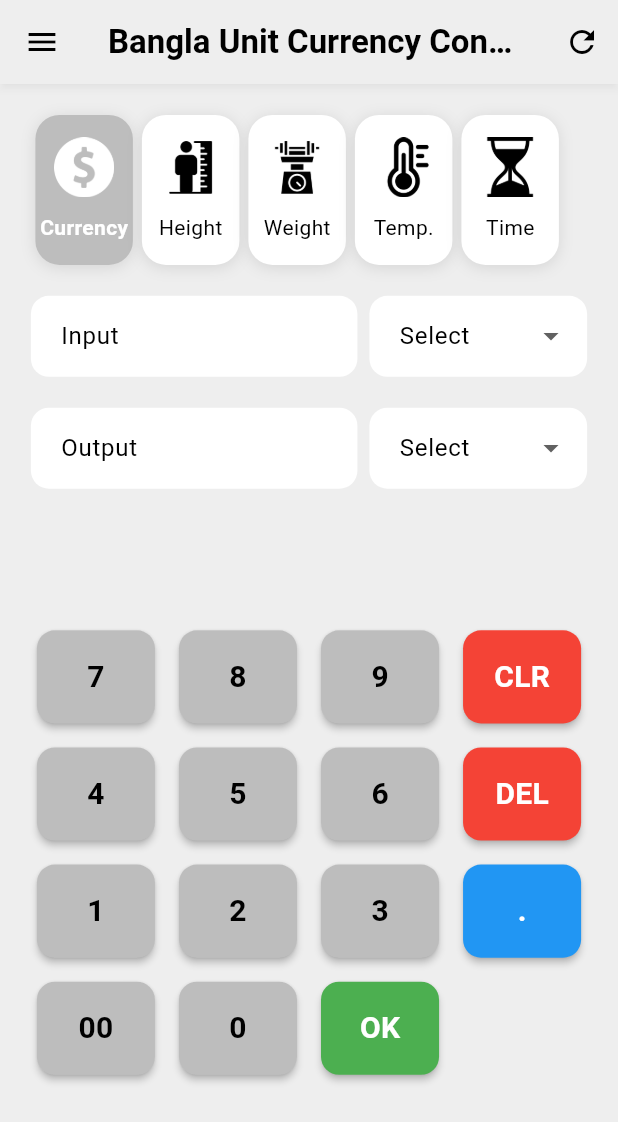
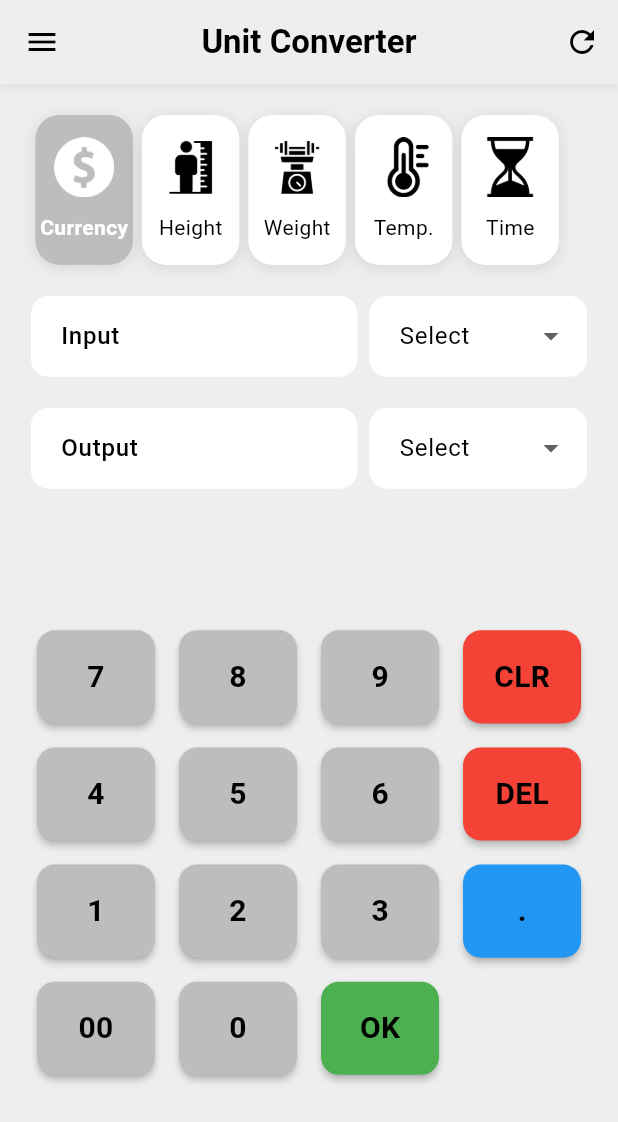
Before and after one commit to Nyctophilia58/bangla_unit_currency_converter, a Flutter app: the screen it shows after launch, on a phone screen of 412 x 824 dp. Shown: the top 1122 px of the screen. Run offline on Flutter 3.47's test engine with Material 3 defaults, Android fonts, the phone set to English and light mode, and no system bars; our stand-ins replace google_mobile_ads, in_app_purchase, in_app_review, shared_preferences; network calls fail.

Commit message:
Changed unit conversion and fixed language conversion in buttons

```diff
--- a/lib/models/button_values.dart
+++ b/lib/models/button_values.dart
@@ -1,36 +1,84 @@
 class Button {
-  static const String del = "DEL";
-  static const String clear = "CLR";
-  static const String ok = "OK";
-  static const String zeroZero = "00";
-  static const String dot = ".";
+  // English Labels
+  static const String delEn = "DEL";
+  static const String clearEn = "CLR";
+  static const String okEn = "OK";
+  static const String zeroZeroEn = "00";
+  static const String dotEn = ".";
 
-  static const String one = "1";
-  static const String two = "2";
-  static const String three = "3";
-  static const String four = "4";
-  static const String five = "5";
-  static const String six = "6";
-  static const String seven = "7";
-  static const String eight = "8";
-  static const String nine = "9";
-  static const String zero = "0";
+  static const String oneEn = "1";
+  static const String twoEn = "2";
+  static const String threeEn = "3";
+  static const String fourEn = "4";
+  static const String fiveEn = "5";
+  static const String sixEn = "6";
+  static const String sevenEn = "7";
+  static const String eightEn = "8";
+  static const String nineEn = "9";
+  static const String zeroEn = "0";
 
-  static const List<String> buttonValues = [
-    seven,
-    eight,
-    nine,
-    clear,
-    four,
-    five,
-    six,
-    del,
-    one,
-    two,
-    three,
-    dot,
-    zeroZero,
-    zero,
-    ok,
+  // Bangla Labels
+  static const String delBn = "DEL";
+  static const String clearBn = "CLR";
+  static const String okBn = "OK";
+  static const String zeroZeroBn = "০০";
+  static const String dotBn = ".";
+
+  static const String oneBn = "১";
+  static const String twoBn = "২";
+  static const String threeBn = "৩";
+  static const String fourBn = "৪";
+  static const String fiveBn = "৫";
+  static const String sixBn = "৬";
+  static const String sevenBn = "৭";
+  static const String eightBn = "৮";
+  static const String nineBn = "৯";
+  static const String zeroBn = "০";
+
+  // Unified language-aware getters
+  static String del(String lang) => lang == 'bn' ? delBn : delEn;
+  static String clear(String lang) => lang == 'bn' ? clearBn : clearEn;
+  static String ok(String lang) => lang == 'bn' ? okBn : okEn;
+  static String dot(String lang) => lang == 'bn' ? dotBn : dotEn;
+  static String zeroZero(String lang) => lang == 'bn' ? zeroZeroBn : zeroZeroEn;
+
+  // button count
+  static const int buttonCount = 15;
+
+  static const Map<String, String> enToBnDigits = {
+    '0': '০', '1': '১', '2': '২', '3': '৩', '4': '৪',
+    '5': '৫', '6': '৬', '7': '৭', '8': '৮', '9': '৯', '.': '.'
+  };
+
+  static const Map<String, String> bnToEnDigits = {
+    '০': '0', '১': '1', '২': '2', '৩': '3', '৪': '4',
+    '৫': '5', '৬': '6', '৭': '7', '৮': '8', '৯': '9', '.': '.'
+  };
+
+  String convertDigits(String text, bool toBangla) {
+    final map = toBangla ? enToBnDigits : bnToEnDigits;
+    return text.split('').map((ch) => map[ch] ?? ch).join();
+  }
+
+  // English Button Layout
+  static const List<String> buttonValuesEnglish = [
+    sevenEn, eightEn, nineEn, clearEn,
+    fourEn, fiveEn, sixEn, delEn,
+    oneEn, twoEn, threeEn, dotEn,
+    zeroZeroEn, zeroEn, okEn,
   ];
+
+  // Bangla Button Layout
+  static const List<String> buttonValuesBangla = [
+    sevenBn, eightBn, nineBn, clearBn,
+    fourBn, fiveBn, sixBn, delBn,
+    oneBn, twoBn, threeBn, dotBn,
+    zeroZeroBn, zeroBn, okBn,
+  ];
+
+  static List<String> getButtonValues(String languageCode) {
+    return languageCode == 'bn'
+        ? buttonValuesBangla
+        : buttonValuesEnglish;
+  }
 }
--- a/lib/screens/converter.dart
+++ b/lib/screens/converter.dart
@@ -30,15 +30,33 @@ class _ConverterPageState extends State<ConverterPage> {
   final TextEditingController _inputController = TextEditingController();
   final ScrollController _inputScrollController = ScrollController();
 
+
   @override
   void initState() {
     super.initState();
     _inputController.text = "";
     inputValue = '';
     outputValue = '';
+
     _iapService.initialize();
     _iapService.isProNotifier.addListener(_updateAdVisibility);
     _loadAd();
+
+    WidgetsBinding.instance.addPostFrameCallback((_) {
+      final languageProvider = Provider.of<LanguageProvider>(context, listen: false);
+      languageProvider.addListener(_onLanguageChanged);
+    });
+  }
+
+  void _onLanguageChanged() {
+    final languageProvider = Provider.of<LanguageProvider>(context, listen: false);
+    final isBangla = !languageProvider.isEnglish;
+    setState(() {
+      _inputController.text = isBangla
+          ? Button().convertDigits(inputValue, true)
+          : inputValue;
+      outputValue = outputValue;
+    });
   }
 
   void _loadAd() {
@@ -110,12 +128,16 @@ class _ConverterPageState extends State<ConverterPage> {
     }
 
     setState(() {
-      outputValue = result != null ? result.toStringAsFixed(2) : 'Invalid';
+      final resultText = result != null ? result.toStringAsFixed(2) : 'Invalid';
+      outputValue = resultText;
     });
   }
 
   @override
   void dispose() {
+    final languageProvider = Provider.of<LanguageProvider>(context, listen: false);
+    languageProvider.removeListener(_onLanguageChanged);
+
     _inputController.dispose();
     _bannerAd?.dispose();
     _iapService.isProNotifier.removeListener(_updateAdVisibility);
@@ -137,13 +159,21 @@ class _ConverterPageState extends State<ConverterPage> {
         ? optionLabelsEnglish[dropdownProvider.selectedIndex]!
         : optionLabelsBangla[dropdownProvider.selectedIndex]!;
 
-    return Scaffold(
+    final bottomInset = MediaQuery.of(context).padding.bottom;
+    final isGestureNav = bottomInset > 0;
+
+
+    return GestureDetector(
+      onTap: () {
+        FocusScope.of(context).unfocus();
+      },
+      child: Scaffold(
         backgroundColor: Theme.of(context).colorScheme.background,
         appBar: AppBar(
           title: Text(
             languageProvider.isEnglish
-              ? 'Bangla Unit Currency Converter'
-              : 'বাংলা একক মুদ্রা রূপান্তরকারী',
+                ? 'Unit Converter'
+                : 'ইউনিট কনভার্টার',
             style: Theme.of(context).textTheme.titleLarge?.copyWith(
               fontWeight: FontWeight.bold,
             ),
@@ -250,8 +280,20 @@ class _ConverterPageState extends State<ConverterPage> {
                             controller: _inputController,
                             scrollController: _inputScrollController,
                             readOnly: true,
+                            showCursor: true,
+                            cursorColor: Theme.of(context).colorScheme.inversePrimary,
                             decoration: InputDecoration(
                               labelText: languageProvider.isEnglish ? 'Input' : 'ইনপুট',
+                              labelStyle: TextStyle(
+                                color: Theme.of(context).colorScheme.onSurface,
+                                fontSize: 16,
+                                fontWeight: FontWeight.w500,
+                              ),
+                              floatingLabelStyle: TextStyle(
+                                color: Theme.of(context).colorScheme.inversePrimary,
+                                fontSize: 16,
+                                fontWeight: FontWeight.bold,
+                              ),
                               filled: true,
                               fillColor: Theme.of(context).colorScheme.surfaceContainerLow,
                               border: OutlineInputBorder(
@@ -311,10 +353,22 @@ class _ConverterPageState extends State<ConverterPage> {
                       children: [
                         Expanded(
                           flex: 3,
+                          child: IgnorePointer(
                             child: TextField(
                               readOnly: true,
+                              enableInteractiveSelection: false,
                               decoration: InputDecoration(
                                 labelText: languageProvider.isEnglish ? 'Output' : 'আউটপুট',
+                                labelStyle: TextStyle(
+                                  color: Theme.of(context).colorScheme.onSurface,
+                                  fontSize: 16,
+                                  fontWeight: FontWeight.w500,
+                                ),
+                                floatingLabelStyle: TextStyle(
+                                  color: Theme.of(context).colorScheme.inversePrimary,
+                                  fontSize: 16,
+                                  fontWeight: FontWeight.bold,
+                                ),
                                 filled: true,
                                 fillColor: Theme.of(context).colorScheme.surfaceContainerLow,
                                 border: OutlineInputBorder(
@@ -323,8 +377,9 @@ class _ConverterPageState extends State<ConverterPage> {
                                 ),
                                 contentPadding: const EdgeInsets.symmetric(horizontal: 16, vertical: 15),
                               ),
-                          controller: TextEditingController(text: outputValue),
+                              controller: TextEditingController(text: languageProvider.isEnglish ? outputValue : Button().convertDigits(outputValue, true)),
                               style: Theme.of(context).textTheme.bodyLarge,
+                            ),
                           ),
                         ),
                         const SizedBox(width: 8),
@@ -363,11 +418,10 @@ class _ConverterPageState extends State<ConverterPage> {
                     ),
                   ),
 
-                // if user is pro user space between input and buttons
                   if (!_iapService.isPro)
-                  SizedBox(height: padding * 4)
+                    SizedBox(height: isGestureNav ? padding * 5 : padding * 4)
                   else
-                  SizedBox(height: padding * 7),
+                    SizedBox(height: isGestureNav ? padding * 8 : padding * 7),
 
                   GridView.builder(
                     shrinkWrap: true,
@@ -379,9 +433,9 @@ class _ConverterPageState extends State<ConverterPage> {
                       mainAxisSpacing: 8,
                       childAspectRatio: (constraints.maxWidth / 4 - 8) / (constraints.maxHeight / 10),
                     ),
-                  itemCount: Button.buttonValues.length,
+                    itemCount: Button.buttonCount,
                     itemBuilder: (context, index) {
-                    final value = Button.buttonValues[index];
+                      final value = languageProvider.isEnglish ? Button.buttonValuesEnglish[index] : Button.buttonValuesBangla[index];
                       return AnimatedScaleButton(value: value, onTap: _onButtonTap);
                     },
                   ),
@@ -396,7 +450,6 @@ class _ConverterPageState extends State<ConverterPage> {
                         }
                         return Card(
                           elevation: 2,
-                        margin: EdgeInsets.all(padding),
                           shape: RoundedRectangleBorder(borderRadius: BorderRadius.circular(12)),
                           child: AdLoader(bannerAd: _bannerAd!),
                         );
@@ -409,21 +462,33 @@ class _ConverterPageState extends State<ConverterPage> {
             );
           },
         ),
+      ),
     );
   }
 
   void _onButtonTap(String value) {
+    final isBangla = !Provider.of<LanguageProvider>(context, listen: false).isEnglish;
+    final lang = isBangla ? 'bn' : 'en';
+
+    String englishValue = value;
+    if (isBangla) {
+      englishValue = Button.bnToEnDigits[value] ?? value;
+    }
     setState(() {
-      if (value == Button.del) {
+      if (value == Button.del(lang)) {
         inputValue = inputValue.isNotEmpty ? inputValue.substring(0, inputValue.length - 1) : '';
-      } else if (value == Button.clear) {
+      } else if (value == Button.clear(lang)) {
         inputValue = '';
-      } else if (value == Button.ok) {
+      } else if (value == Button.ok(lang)) {
         performConversion();
       } else {
-        inputValue += value;
+        inputValue += englishValue;
       }
-      _inputController.text = inputValue;
+
+      _inputController.text = isBangla
+        ? Button().convertDigits(inputValue, true)
+        : inputValue;
+
       WidgetsBinding.instance.addPostFrameCallback((_) {
         _inputScrollController.jumpTo(
           _inputScrollController.position.maxScrollExtent,
@@ -456,11 +521,12 @@ class _AnimatedScaleButtonState extends State<AnimatedScaleButton> {
   }
 
   Color getButtonColor(String value) {
-    return [Button.del, Button.clear].contains(value)
+    final lang = Provider.of<LanguageProvider>(context, listen: false).isEnglish ? 'en' : 'bn';
+    return [Button.del(lang), Button.clear(lang)].contains(value)
         ? Colors.red
-        : [Button.ok].contains(value)
+        : [Button.ok(lang)].contains(value)
         ? Colors.green
-        : [Button.dot].contains(value)
+        : [Button.dot(lang)].contains(value)
         ? Colors.blue
         : Theme.of(context).colorScheme.secondaryContainer;
   }
--- a/lib/services/iap_service.dart
+++ b/lib/services/iap_service.dart
@@ -14,7 +14,7 @@ class IAPService {
   Future<void> initialize() async {
     final prefs = await SharedPreferences.getInstance();
     isProNotifier.value = prefs.getBool('isPro') ?? false;
-    // isProNotifier.value = true;
+
     final bool isAvailable = await _iap.isAvailable();
     if (!isAvailable) {
       debugPrint('In-App Purchase is not available');
--- a/pubspec.yaml
+++ b/pubspec.yaml
@@ -16,7 +16,7 @@ publish_to: 'none' # Remove this line if you wish to publish to pub.dev
 # https://developer.apple.com/library/archive/documentation/General/Reference/InfoPlistKeyReference/Articles/CoreFoundationKeys.html
 # In Windows, build-name is used as the major, minor, and patch parts
 # of the product and file versions while build-number is used as the build suffix.
-version: 2.0.0+22
+version: 2.0.0+24
 
 environment:
   sdk: ^3.7.2
```
Also changed, not shown: lib/conversions/convert_height.dart (+4 -4 lines), lib/conversions/convert_temperature.dart (+4 -4 lines), lib/conversions/convert_time.dart (+4 -4 lines), lib/conversions/convert_weight.dart (+4 -4 lines). Lines whose indentation alone changed are shown as unchanged.
